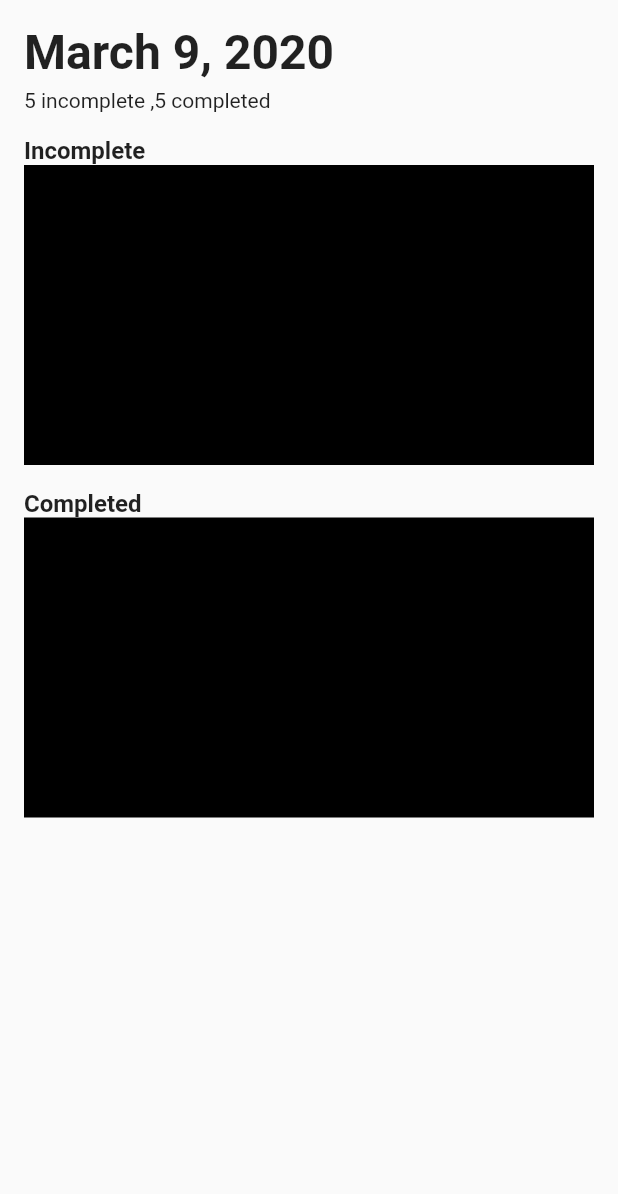
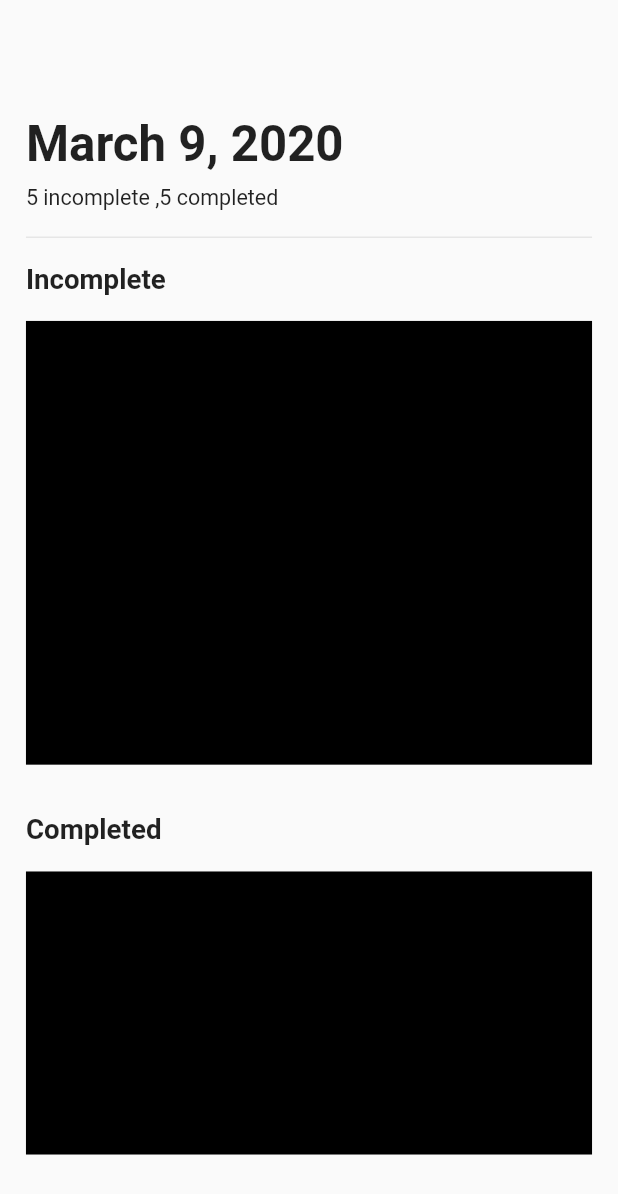
Before and after one commit to soham1sawant/Todo-App, a Flutter app: the screen it shows after launch, on a phone screen of 412 x 824 dp. Shown: the top 1194 px of the screen. Run offline on Flutter 3.47's test engine with Material 2 defaults, Android fonts, the phone set to English and light mode, and no system bars.

Commit message:
added responsive units

```diff
--- a/lib/presentation/home_page/home_page.dart
+++ b/lib/presentation/home_page/home_page.dart
@@ -5,49 +5,55 @@ class HomePage extends StatelessWidget {
 
   @override
   Widget build(BuildContext context) {
+    Size size = MediaQuery.of(context).size;
+
     return Scaffold(
       body: Padding(
-        padding: const EdgeInsets.symmetric(horizontal: 16.0),
+        padding: EdgeInsets.symmetric(horizontal: size.width * 0.042),
         child: Column(
           crossAxisAlignment: CrossAxisAlignment.start,
           children: [
-            SizedBox(height: 16.0),
+            SizedBox(height: size.height * 0.094),
             Text(
               "March 9, 2020",
               style: TextStyle(
                 fontWeight: FontWeight.bold,
-                fontSize: 32.0,
+                fontSize: size.height * 0.0398,
               ),
             ),
-            SizedBox(height: 5.0),
+            SizedBox(height: size.height * 0.009962),
             Text(
               "5 incomplete ,5 completed",
               style: TextStyle(
-                fontSize: 14.0,
+                fontSize: size.height * 0.0174,
               ),
             ),
-            SizedBox(height: 16.0),
+            SizedBox(height: size.height * 0.01992),
+            Divider(height: size.height * 0.002490),
+            SizedBox(height: size.height * 0.01992),
             Text(
               "Incomplete",
               style: TextStyle(
-                fontSize: 16.0,
+                fontSize: size.height * 0.0224,
                 fontWeight: FontWeight.bold,
               ),
             ),
+            SizedBox(height: size.height * 0.01992),
             Container(
-              height: 200.0,
+              height: size.height * 0.359,
               color: Colors.black,
             ),
-            SizedBox(height: 16.0),
+            SizedBox(height: size.height * 0.0398),
             Text(
               "Completed",
               style: TextStyle(
-                fontSize: 16.0,
+                fontSize: size.height * 0.0224,
                 fontWeight: FontWeight.bold,
               ),
             ),
+            SizedBox(height: size.height * 0.01992),
             Container(
-              height: 200.0,
+              height: size.height * 0.229,
               color: Colors.black,
             )
           ],
```
